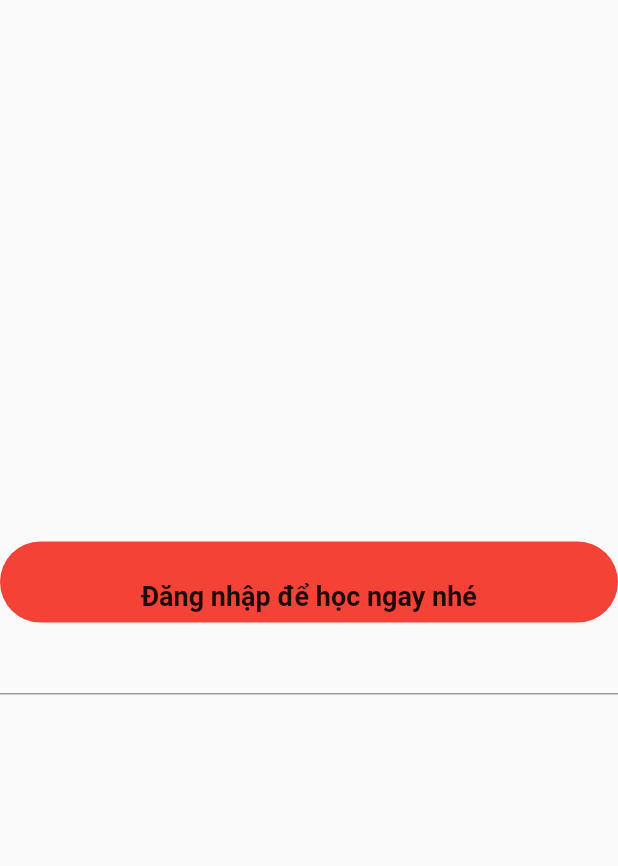
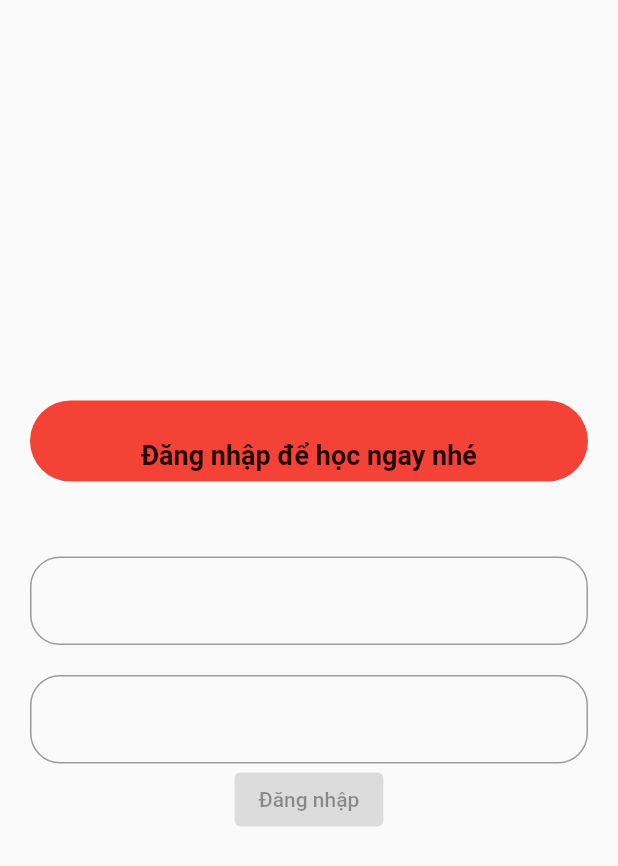
Before and after one commit to BrianTV98/crosstech_training, a Flutter app: the screen it shows after launch, on a phone screen of 412 x 824 dp. Shown: the top 866 px of the screen. Run offline on Flutter 3.47's test engine with Material 2 defaults, Android fonts, the light colour scheme and no system bars.

Commit message:
form login

```diff
--- a/lib/screen/login_screen.dart
+++ b/lib/screen/login_screen.dart
@@ -10,33 +10,66 @@ class LoginScreen extends StatefulWidget {
 }
 
 class _LoginScreenState extends State<LoginScreen> {
+
+  GlobalKey<FormFieldState> pwStateKey =  GlobalKey<FormFieldState>();
+
   @override
   Widget build(BuildContext context) {
+    final border = OutlineInputBorder(borderRadius: BorderRadius.circular(20));
     return Scaffold(
       body: SafeArea(
+        child: Padding(
+          padding: const EdgeInsets.symmetric(horizontal: 20),
           child: Column(
             mainAxisAlignment: MainAxisAlignment.center,
-          children:   [
+            children: [
               Container(
                 padding: EdgeInsets.symmetric(horizontal: 16),
                 decoration: BoxDecoration(
-                  color: Colors.red,
-                borderRadius: BorderRadius.circular(30)
-              ),
+                    color: Colors.red, borderRadius: BorderRadius.circular(30)),
                 child: const Center(
                   child: Text(
                     'Đăng nhập để học ngay nhé',
                     textAlign: TextAlign.center,
                     style: TextStyle(
-                    fontWeight: FontWeight.w700,
-                    fontSize: 18,
-                    height: 3
+                        fontWeight: FontWeight.w700, fontSize: 18, height: 3),
                   ),
                 ),
               ),
+              const SizedBox(
+                height: 50,
               ),
-            const TextField()
+              TextFormField(
+                // key: pwStateKey,
+                decoration: InputDecoration(
+                  border: border,
+                ),
+                validator: (text) {
+                  if (text == null) return '';
+                  if (text.length < 6) {
+                    return 'Mật khẩu quá ngắn';
+                  }
+                },
+              ),
+              const SizedBox(height: 20,),
+              TextFormField(
+                key: pwStateKey,
+                decoration: InputDecoration(
+                  border: border,
+                ),
+                validator: (text) {
+                  if (text == null) return '';
+                  if (text.length < 6) {
+                    return 'Mật khẩu quá ngắn';
+                  }
+                },
+              ),
+              const ElevatedButton(
+                onPressed:null,//(){},
+                child: Text('Đăng nhập'),
+              )
             ],
+          ),
         ),
       ),
     );
```
Lines whose indentation alone changed are shown as unchanged.
